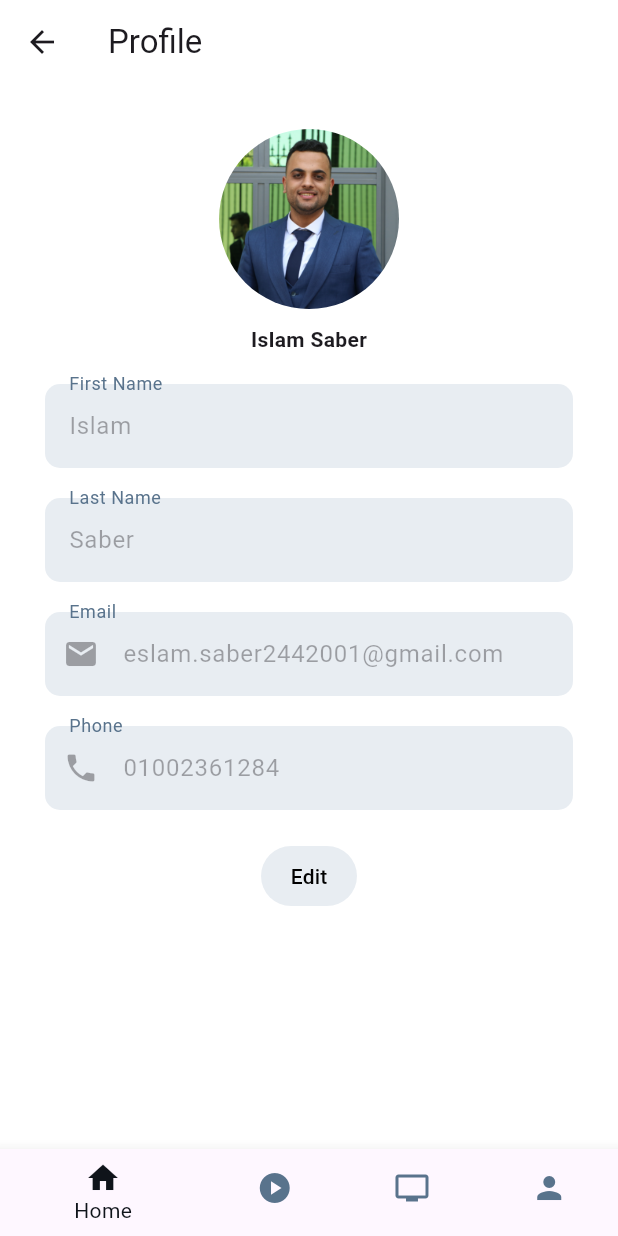
After one commit to Eslamsaber1/RiskRice_internship_task2, a Flutter app: the LessonsDetails screen opened directly, item 4 of the bottom bar chosen, after a tap on "Edit", on a phone screen of 412 x 824 dp. The commit adds this screen. Run offline on Flutter 3.47's test engine with Material 3 defaults, Android fonts, the light colour scheme and no system bars.

Commit message:
create profile page and some changes in other pages

```diff
--- a/lib/lessons_Details.dart
+++ b/lib/lessons_Details.dart
@@ -1,4 +1,5 @@
 import 'package:flutter/material.dart';
+import 'package:task2/profile_page.dart';
 
 class LessonsDetails extends StatefulWidget {
   const LessonsDetails({super.key});
@@ -7,15 +8,33 @@ class LessonsDetails extends StatefulWidget {
 }
 
 class _LessonsDetailsState extends State<LessonsDetails> {
+   int currentIndex = 0;
   @override
   Widget build(BuildContext context) {
     return Scaffold(
-      bottomNavigationBar: BottomNavigationBar(items: [
-        BottomNavigationBarItem(icon: Icon(Icons.home,color: Colors.black,), label: "Home"),
-        BottomNavigationBarItem(icon: Icon(Icons.play_circle,color: Colors.black,), label: "Lessons"),
-        BottomNavigationBarItem(icon: Icon(Icons.tv_outlined,color: Colors.black,), label: "Progress"),
-        BottomNavigationBarItem(icon: Icon(Icons.person,color: Colors.black,), label: "Profile"),
+
+      bottomNavigationBar: BottomNavigationBar(
+        selectedItemColor: Color(0xFF0F141A),
+        unselectedItemColor: Color(0xFF59738C),
+        currentIndex: currentIndex,
+        onTap: (value) {
+          setState(() {
+            currentIndex=value;
+          });
+          if(currentIndex==3){
+           Navigator.push(
+              context,
+              MaterialPageRoute(builder: (context) => const ProfilePage()),
+            );
+          }
+        },
+        items: [
+        BottomNavigationBarItem(icon: Icon(Icons.home), label: "Home"),
+        BottomNavigationBarItem(icon: Icon(Icons.play_circle), label: "Lessons"),
+        BottomNavigationBarItem(icon: Icon(Icons.tv_outlined), label: "Progress"),
+        BottomNavigationBarItem(icon: Icon(Icons.person), label: "Profile"),
       ]),
+
       backgroundColor: Colors.white,
       appBar: AppBar(
         centerTitle: true,
--- a/lib/my_home_page.dart
+++ b/lib/my_home_page.dart
@@ -9,10 +9,21 @@ class MyHomePage extends StatefulWidget {
   State<MyHomePage> createState() => _MyHomePageState();
 }
 class _MyHomePageState extends State<MyHomePage> {
+
+  int currentIndex = 0;
   @override
   Widget build(BuildContext context) {
     return Scaffold(
-      bottomNavigationBar: BottomNavigationBar(items: [
+      bottomNavigationBar: BottomNavigationBar(
+        selectedItemColor: Color(0xFF0F141A),
+        unselectedItemColor: Color(0xFF59738C),
+        currentIndex: currentIndex,
+        onTap: (value) {
+          setState(() {
+            currentIndex=value;
+          });
+        },
+        items: [
         BottomNavigationBarItem(icon: Icon(Icons.home), label: "Home"),
         BottomNavigationBarItem(icon: Icon(Icons.play_circle), label: "Lessons"),
         BottomNavigationBarItem(icon: Icon(Icons.calendar_today), label: "Calendar"),
--- /dev/null
+++ b/lib/profile_page.dart
@@ -0,0 +1,162 @@
+import 'package:flutter/material.dart';
+import 'package:flutter/widgets.dart';
+import 'package:task2/my_home_page.dart';
+
+class ProfilePage extends StatefulWidget {
+  const ProfilePage({super.key});
+
+  @override
+  State<ProfilePage> createState() => _ProfilePageState();
+}
+
+class _ProfilePageState extends State<ProfilePage> {
+  int currentIndex = 0;
+  @override
+  Widget build(BuildContext context) {
+    return Scaffold(
+      bottomNavigationBar: BottomNavigationBar(
+        selectedItemColor: Color(0xFF0F141A),
+        unselectedItemColor: Color(0xFF59738C),
+        currentIndex: currentIndex,
+        onTap: (value) {
+          setState(() {
+            currentIndex = value;
+          });
+          if (currentIndex == 3) {
+            Navigator.push(
+              context,
+              MaterialPageRoute(builder: (context) => const ProfilePage()),
+            );
+          } else if (currentIndex == 0) {
+            Navigator.pushReplacement(
+              context,
+              MaterialPageRoute(builder: (context) => const MyHomePage()),
+            );
+          }
+        },
+        items: [
+          BottomNavigationBarItem(icon: Icon(Icons.home), label: "Home"),
+          BottomNavigationBarItem(
+            icon: Icon(Icons.play_circle),
+            label: "Lessons",
+          ),
+          BottomNavigationBarItem(
+            icon: Icon(Icons.tv_outlined),
+            label: "Progress",
+          ),
+          BottomNavigationBarItem(icon: Icon(Icons.person), label: "Profile"),
+        ],
+      ),
+
+      backgroundColor: Colors.white,
+      appBar: AppBar(backgroundColor: Colors.white, title: Text("Profile")),
+      body: SingleChildScrollView(
+        child: Container(
+          margin: EdgeInsets.all(20),
+          child: Center(
+            child: Container(
+              decoration: BoxDecoration(
+                borderRadius: BorderRadius.all(Radius.circular(40)),
+                //   color: Color.fromARGB(255, 243, 243, 248),
+              ),
+              padding: EdgeInsets.all(10),
+              child: Column(
+                children: [
+                  Container(
+                    width: 120,
+                    height: 120,
+                    decoration: BoxDecoration(
+                      shape: BoxShape.circle,
+                      image: DecorationImage(
+                        image: AssetImage("assets/IMG_20240502_000918_237.jpg"),
+                        fit: BoxFit.cover,
+                      ),
+                    ),
+                  ),
+                  SizedBox(height: 10),
+                  Text(
+                    "Islam Saber",
+                    style: TextStyle(fontWeight: FontWeight.bold),
+                  ),
+                  SizedBox(height: 20),
+                  TextFormField(
+                    enabled: false,
+                    initialValue: "Islam",
+
+                    decoration: InputDecoration(
+                      labelText: "First Name",
+                      labelStyle: TextStyle(color: Color(0xFF59738C)),
+                      border: OutlineInputBorder(
+                        borderSide: BorderSide.none,
+                        borderRadius: BorderRadius.all(Radius.circular(10)),
+                      ),
+
+                      fillColor: Color(0xFFE8EDF2),
+                      filled: true,
+                    ),
+                  ),
+                  SizedBox(height: 20),
+                  TextFormField(
+                    enabled: false,
+                    initialValue: "Saber",
+                    decoration: InputDecoration(
+                      labelText: "Last Name",
+                      labelStyle: TextStyle(color: Color(0xFF59738C)),
+                      border: OutlineInputBorder(
+                        borderSide: BorderSide.none,
+                        borderRadius: BorderRadius.all(Radius.circular(10)),
+                      ),
+
+                      fillColor: Color(0xFFE8EDF2),
+                      filled: true,
+                    ),
+                  ),
+                  SizedBox(height: 20),
+                  TextFormField(
+                    enabled: false,
+                    initialValue: "eslam.saber2442001@gmail.com",
+                    decoration: InputDecoration(
+                      labelText: "Email",
+                      labelStyle: TextStyle(color: Color(0xFF59738C)),
+                      border: OutlineInputBorder(
+                        borderSide: BorderSide.none,
+                        borderRadius: BorderRadius.all(Radius.circular(10)),
+                      ),
+                      prefixIcon: Icon(Icons.email),
+                      fillColor: Color(0xFFE8EDF2),
+                      filled: true,
+                    ),
+                  ),
+                  SizedBox(height: 20),
+                  TextFormField(
+                    enabled: false,
+                    initialValue: "01002361284",
+                    decoration: InputDecoration(
+                      labelText: "Phone",
+                      labelStyle: TextStyle(color: Color(0xFF59738C)),
+                      border: OutlineInputBorder(
+                        borderSide: BorderSide.none,
+                        borderRadius: BorderRadius.all(Radius.circular(10)),
+                      ),
+                      prefixIcon: Icon(Icons.phone),
+                      fillColor: Color(0xFFE8EDF2),
+                      filled: true,
+                    ),
+                  ),
+                  SizedBox(height: 20),
+                  TextButton(
+                    style: TextButton.styleFrom(
+                      backgroundColor: Color(0xFFE8EDF2),
+                    ),
+                    onPressed: () {},
+                    child: Text("Edit", style: TextStyle(color: Colors.black)),
+                  ),
+                ],
+              ),
+            ),
+          ),
+        ),
+      ),
+    );
+  }
+}
```
Also changed, not shown: assets/IMG_20240502_000918_237.jpg (added).
